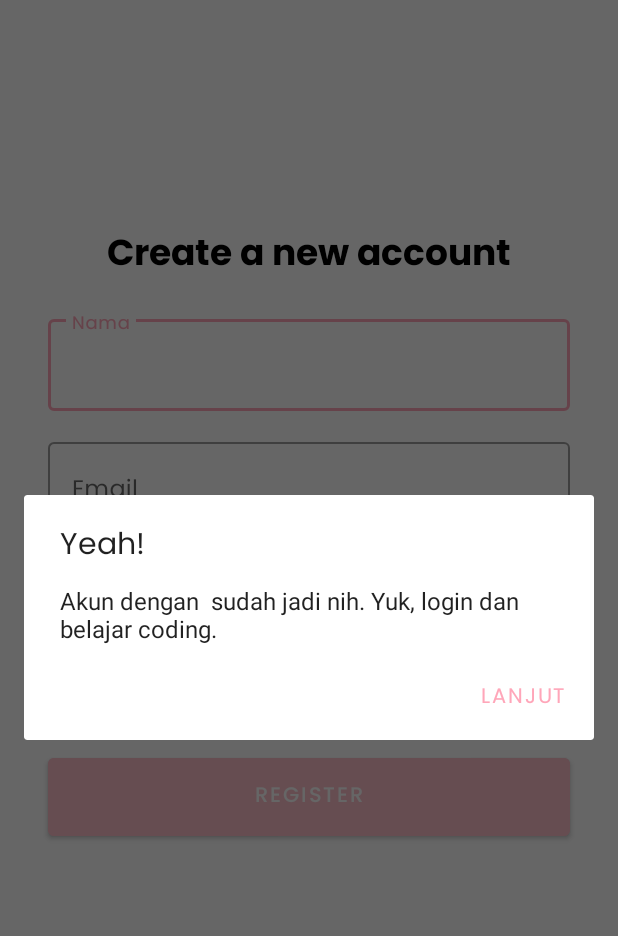
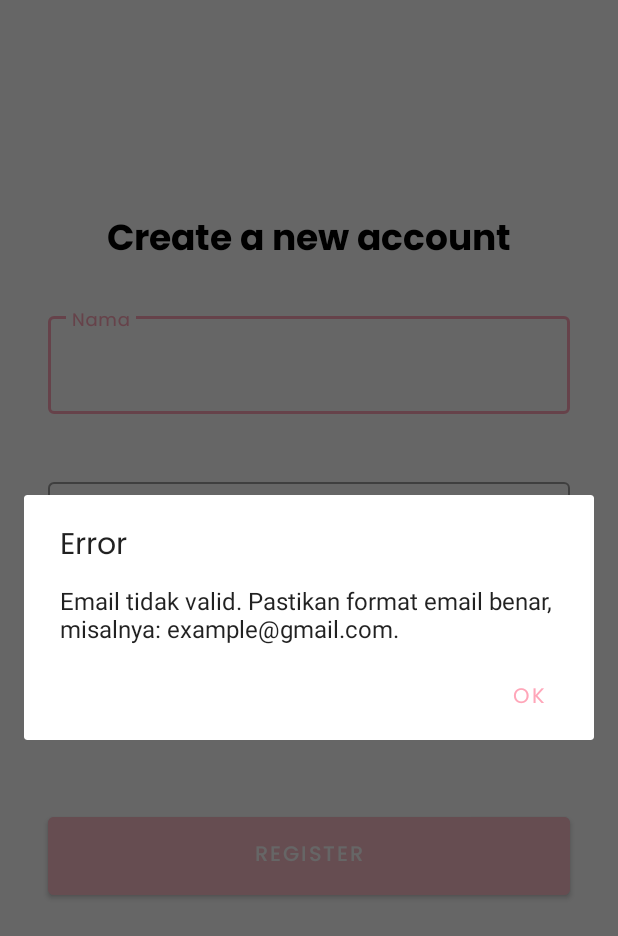
Before and after one commit to fauzanridho/ScanCamAnalyze, an Android app: the SignupActivity screen opened directly, with no data from a screen before it, after a tap on "REGISTER", on a phone screen of 412 x 824 dp. Shown: the top 936 px of the screen. Run offline under Robolectric (Android 15) with nearby library versions, the phone set to English and light mode, and no system bars.

Commit message:
validasi custom input edittext

```diff
--- a/app/src/main/java/com/capstone/scancamanalyze/edittext/EmailEditText.kt
+++ b/app/src/main/java/com/capstone/scancamanalyze/edittext/EmailEditText.kt
@@ -30,16 +30,20 @@ class EmailEditText @JvmOverloads constructor(
             override fun afterTextChanged(s: Editable?) {
             }
         })
-
     }
 
     private fun isValidInput(input: CharSequence?): Boolean {
         return !input.isNullOrEmpty() &&
-                input.contains('@') &&
-                android.util.Patterns.EMAIL_ADDRESS.matcher(input).matches() &&
-                input.endsWith("@gmail.com")
+                android.util.Patterns.EMAIL_ADDRESS.matcher(input).matches()
     }
+
     fun setParentLayout(textInputLayout: TextInputLayout) {
         this.parentLayout = textInputLayout
     }
+
+    fun isValid(): Boolean {
+        val input = text?.toString()
+        return !input.isNullOrEmpty() &&
+                android.util.Patterns.EMAIL_ADDRESS.matcher(input).matches()
+    }
 }
--- a/app/src/main/java/com/capstone/scancamanalyze/edittext/PasswordEditText.kt
+++ b/app/src/main/java/com/capstone/scancamanalyze/edittext/PasswordEditText.kt
@@ -22,7 +22,7 @@ class PasswordEditText @JvmOverloads constructor(
 
             override fun onTextChanged(s: CharSequence?, start: Int, before: Int, count: Int) {
                 val parentLayout = getParentTextInputLayout()
-                if (s != null && s.length < 8) {
+                if (s.isNullOrEmpty() || !isValidInput(s.toString())) {
                     parentLayout?.error = context.getString(R.string.error_password)
                 } else {
                     parentLayout?.error = null
@@ -43,4 +43,13 @@ class PasswordEditText @JvmOverloads constructor(
         }
         return null
     }
+
+    private fun isValidInput(input: String): Boolean {
+        return input.length >= 8 && input.any { it.isDigit() }
+    }
+
+    fun isValid(): Boolean {
+        val input = text?.toString()
+        return !input.isNullOrEmpty() && isValidInput(input)
+    }
 }
--- a/app/src/main/java/com/capstone/scancamanalyze/ui/signup/SignupActivity.kt
+++ b/app/src/main/java/com/capstone/scancamanalyze/ui/signup/SignupActivity.kt
@@ -2,6 +2,7 @@ package com.capstone.scancamanalyze.ui.signup
 
 import android.animation.AnimatorSet
 import android.animation.ObjectAnimator
+import android.opengl.ETC1.isValid
 import android.os.Build
 import android.os.Bundle
 import android.view.WindowInsets
@@ -81,20 +82,48 @@ class SignupActivity : AppCompatActivity() {
         }
     }
 
-
     private fun setupAction() {
         binding.registerButton.setOnClickListener {
+            val isEmailValid = binding.emailEditText.isValid()
+            val isPasswordValid = binding.passwordEditText.isValid()
+
+            // Periksa validasi email dan password
+            if (!isEmailValid) {
+                AlertDialog.Builder(this).apply {
+                    setTitle("Error")
+                    setMessage("Email tidak valid. Pastikan format email benar, misalnya: example@gmail.com.")
+                    setPositiveButton("OK", null)
+                    create()
+                    show()
+                }
+                return@setOnClickListener
+            }
+
+            if (!isPasswordValid) {
+                AlertDialog.Builder(this).apply {
+                    setTitle("Error")
+                    setMessage("Password minimal harus memiliki 8 karakter.")
+                    setPositiveButton("OK", null)
+                    create()
+                    show()
+                }
+                return@setOnClickListener
+            }
+
+            // Ambil input email
             val email = binding.emailEditText.text.toString()
 
+            // Tampilkan dialog sukses
             AlertDialog.Builder(this).apply {
                 setTitle("Yeah!")
                 setMessage("Akun dengan $email sudah jadi nih. Yuk, login dan belajar coding.")
                 setPositiveButton("Lanjut") { _, _ ->
-                    finish()
+                    finish() // Kembali ke activity sebelumnya
                 }
                 create()
                 show()
             }
         }
     }
+
 }
--- a/app/src/main/res/layout/activity_login.xml
+++ b/app/src/main/res/layout/activity_login.xml
@@ -74,7 +74,7 @@
         <com.capstone.scancamanalyze.edittext.EmailEditText
             android:id="@+id/emailEditText"
             android:layout_width="match_parent"
-            android:layout_height="wrap_content"
+            android:layout_height="65dp"
             android:ems="10"
             android:inputType="textEmailAddress"
             tools:ignore="SpeakableTextPresentCheck" />
@@ -112,7 +112,7 @@
         <com.capstone.scancamanalyze.edittext.PasswordEditText
             android:id="@+id/passwordEditText"
             android:layout_width="match_parent"
-            android:layout_height="wrap_content"
+            android:layout_height="65dp"
             android:ems="10"
             android:inputType="textPassword"
             tools:ignore="SpeakableTextPresentCheck" />
@@ -123,7 +123,7 @@
         android:layout_width="0dp"
         android:layout_height="64dp"
         android:layout_marginStart="32dp"
-        android:layout_marginTop="28dp"
+        android:layout_marginTop="24dp"
         android:layout_marginEnd="32dp"
         android:alpha="0"
         android:backgroundTint="@color/colorPrimary"
--- a/app/src/main/res/layout/activity_signup.xml
+++ b/app/src/main/res/layout/activity_signup.xml
@@ -11,7 +11,7 @@
         android:id="@+id/registerTitleTextView"
         android:layout_width="wrap_content"
         android:layout_height="wrap_content"
-        android:layout_marginTop="150dp"
+        android:layout_marginTop="140dp"
         android:alpha="0"
         android:fontFamily="@font/poppins_bold"
         android:text="@string/title_signup"
@@ -25,28 +25,28 @@
         tools:ignore="MissingConstraints" />
 
 
-
     <com.google.android.material.textfield.TextInputLayout
         android:id="@+id/nameEditTextLayout"
         style="@style/Widget.MaterialComponents.TextInputLayout.OutlinedBox"
         android:layout_width="0dp"
         android:layout_height="wrap_content"
         android:layout_marginStart="32dp"
+        android:layout_marginTop="24dp"
         android:layout_marginEnd="32dp"
-        android:layout_marginTop="16dp"
+        android:alpha="0"
+        app:errorEnabled="true"
         app:layout_constraintEnd_toEndOf="parent"
         app:layout_constraintStart_toStartOf="parent"
         app:layout_constraintTop_toBottomOf="@id/registerTitleTextView"
-        android:alpha="0"
         tools:alpha="100">
 
         <com.google.android.material.textfield.TextInputEditText
             android:id="@+id/nameEditText"
             android:layout_width="match_parent"
-            android:layout_height="wrap_content"
+            android:layout_height="65dp"
             android:hint="@string/name"
             android:inputType="textPersonName"
-            tools:ignore="SpeakableTextPresentCheck"/>
+            tools:ignore="SpeakableTextPresentCheck" />
     </com.google.android.material.textfield.TextInputLayout>
 
 
@@ -68,7 +68,7 @@
         <com.capstone.scancamanalyze.edittext.EmailEditText
             android:id="@+id/emailEditText"
             android:layout_width="match_parent"
-            android:layout_height="wrap_content"
+            android:layout_height="65dp"
             android:hint="@string/email"
             android:inputType="textEmailAddress"
             tools:ignore="SpeakableTextPresentCheck"/>
@@ -84,6 +84,7 @@
         android:layout_marginEnd="32dp"
         android:layout_marginTop="8dp"
         app:errorEnabled="true"
+        app:endIconMode="password_toggle"
         app:layout_constraintEnd_toEndOf="parent"
         app:layout_constraintStart_toStartOf="parent"
         app:layout_constraintTop_toBottomOf="@id/emailEditTextLayout"
@@ -91,9 +92,9 @@
         tools:alpha="100">
 
         <com.capstone.scancamanalyze.edittext.PasswordEditText
-            android:id="@+id/emailPasswordEditTextLayout"
+            android:id="@+id/passwordEditText"
             android:layout_width="match_parent"
-            android:layout_height="wrap_content"
+            android:layout_height="65dp"
             android:hint="@string/password"
             android:inputType="textEmailAddress"
             tools:ignore="SpeakableTextPresentCheck"/>
--- a/app/src/main/res/values/strings.xml
+++ b/app/src/main/res/values/strings.xml
@@ -36,6 +36,7 @@
     <string name="product_image">produk image</string>
     <string name="pagi">Pagi hari</string>
     <string name="malam">Malam Hari</string>
-    <string name="error_email">Email Salah Format</string>
-    <string name="error_password">Password tidak boleh kurang dari 8 karakter</string>
+    <string name="error_email">Format email tidak valid</string>
+    <string name="error_password">Minimal 8 karakter, Setidaknya 1 angka.</string>
+
 </resources>
```
Also changed, not shown: app/src/main/java/com/capstone/scancamanalyze/ui/login/LoginActivity.kt (+32 -3 lines), 1 other file.
